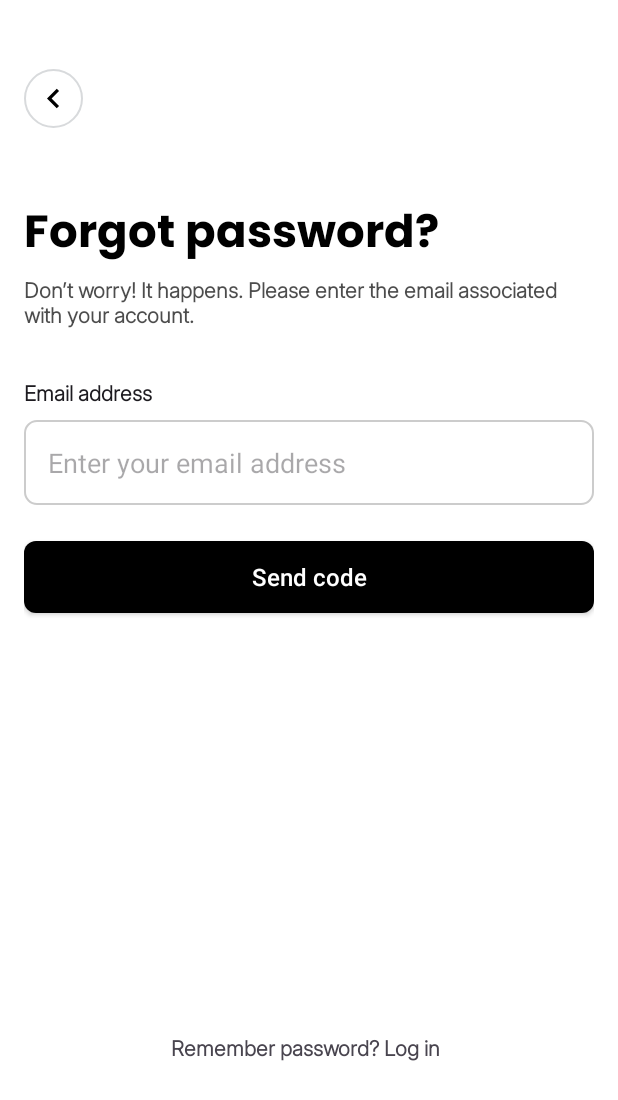
After one commit to kushal-chhetri7/stylista, an Android app: the ForgotPasswordEmail screen opened directly, with no data from a screen before it, on a phone screen of 412 x 824 dp. The commit adds this screen. Shown: the top 1100 px of the screen. Run offline under Robolectric (Android 15) with nearby library versions, the phone set to English and light mode, and no system bars.

Commit message:
UI_ForgotPassword

```diff
--- a/app/src/main/AndroidManifest.xml
+++ b/app/src/main/AndroidManifest.xml
@@ -56,6 +56,10 @@
             android:name=".LoginActivity"
             android:exported="true">
         </activity>
+        <activity
+            android:name=".ForgotPasswordEmail"
+            android:exported="true">
+        </activity>
     </application>
 
 </manifest>
--- /dev/null
+++ b/app/src/main/java/com/kushal/stylista/ForgotPasswordEmail.java
@@ -0,0 +1,45 @@
+package com.kushal.stylista;
+
+import android.content.Intent;
+import android.os.Bundle;
+import android.view.View;
+import android.widget.ImageView;
+import android.widget.TextView;
+
+import androidx.activity.EdgeToEdge;
+import androidx.appcompat.app.AppCompatActivity;
+
+
+public class ForgotPasswordEmail extends AppCompatActivity {
+
+    private ImageView backButton;
+
+    private TextView rememberPasswordText;
+
+    @Override
+    protected void onCreate(Bundle savedInstanceState) {
+        super.onCreate(savedInstanceState);
+        EdgeToEdge.enable(this);
+        setContentView(R.layout.activity_forgotpassword);
+
+
+        backButton = findViewById(R.id.backButton);
+        rememberPasswordText = findViewById(R.id.rememberPasswordText);
+
+
+        backButton.setOnClickListener(new View.OnClickListener() {
+            @Override
+            public void onClick(View v) {
+                Intent intent = new Intent(ForgotPasswordEmail.this, LoginActivity.class);
+                startActivity(intent);
+            }
+        });
+        rememberPasswordText.setOnClickListener(new View.OnClickListener() {
+            @Override
+            public void onClick(View v) {
+                Intent intent = new Intent(ForgotPasswordEmail.this, LoginActivity.class);
+                startActivity(intent);
+            }
+        });
+    }
+}
--- /dev/null
+++ b/app/src/main/res/drawable/button_background.xml
@@ -0,0 +1,3 @@
+<?xml version="1.0" encoding="utf-8"?>
+<shape xmlns:android="http://schemas.android.com/apk/res/android" android:shape="rectangle">
+    <solid android:color="@color/black" />  <corners android:radius="8dp" />  </shape>
--- /dev/null
+++ b/app/src/main/res/drawable/ic_arrow_back.xml
@@ -0,0 +1,9 @@
+<vector xmlns:android="http://schemas.android.com/apk/res/android"
+    android:width="26dp"
+    android:height="26dp"
+    android:viewportWidth="24"
+    android:viewportHeight="24">
+    <path
+        android:fillColor="#000000"
+        android:pathData="M15.41,7.41L10.83,12L15.41,16.59L14,18L8,12L14,6L15.41,7.41Z"/>
+</vector>
--- /dev/null
+++ b/app/src/main/res/drawable/rounded_button_background.xml
@@ -0,0 +1,3 @@
+<?xml version="1.0" encoding="utf-8"?>
+<shape xmlns:android="http://schemas.android.com/apk/res/android" android:shape="rectangle">
+    <solid android:color="@android:color/white" />  <stroke android:color="#D8DADC" android:width="1dp" /><corners android:radius="32px" />  </shape>
--- /dev/null
+++ b/app/src/main/res/layout/activity_forgotpassword.xml
@@ -0,0 +1,112 @@
+<?xml version="1.0" encoding="utf-8"?>
+<androidx.constraintlayout.widget.ConstraintLayout xmlns:android="http://schemas.android.com/apk/res/android"
+    xmlns:app="http://schemas.android.com/apk/res-auto"
+    xmlns:tools="http://schemas.android.com/tools"
+    android:layout_width="match_parent"
+    android:layout_height="match_parent"
+    android:background="@color/white"
+    android:padding="16dp">
+
+    <ImageButton
+        android:id="@+id/backButton"
+        android:layout_width="39dp"
+        android:layout_height="39dp"
+        android:background="@drawable/rounded_button_background"
+        android:contentDescription="@string/back"
+        android:src="@drawable/ic_arrow_back"
+        android:layout_marginTop="30dp"
+        app:layout_constraintStart_toStartOf="parent"
+        app:layout_constraintTop_toTopOf="parent" />
+
+    <TextView
+        android:id="@+id/forgotPasswordTitle"
+        android:layout_width="wrap_content"
+        android:layout_height="wrap_content"
+        android:layout_marginTop="46dp"
+        android:text="@string/forgot_password"
+        android:textAppearance="@style/TextAppearance.AppCompat.Display1"
+        android:textStyle="bold"
+        android:fontFamily="@font/poppins"
+        android:textColor="@color/black"
+        android:textSize="30sp"
+        app:layout_constraintStart_toStartOf="parent"
+        app:layout_constraintTop_toBottomOf="@+id/backButton" />
+
+    <TextView
+        android:id="@+id/forgotPasswordSubtitle"
+        android:layout_width="wrap_content"
+        android:layout_height="wrap_content"
+        android:fontFamily="@font/inter"
+        android:textColor="#B3000000"
+        android:textStyle="bold"
+        android:text="@string/forgot_password_subtitle"
+        android:textAppearance="@style/TextAppearance.AppCompat.Body1"
+        app:layout_constraintStart_toStartOf="parent"
+        app:layout_constraintTop_toBottomOf="@+id/forgotPasswordTitle" />
+
+    <TextView
+        android:id="@+id/emailLabel"
+        android:layout_width="wrap_content"
+        android:layout_height="wrap_content"
+        android:layout_marginTop="32dp"
+        android:text="@string/email"
+        android:fontFamily="@font/inter"
+        android:textStyle="bold"
+        android:textSize="14sp"
+        android:textAppearance="@style/TextAppearance.AppCompat.Body2"
+        app:layout_constraintStart_toStartOf="parent"
+        app:layout_constraintTop_toBottomOf="@+id/forgotPasswordSubtitle" />
+
+    <EditText
+        android:id="@+id/emailEditText"
+        android:layout_width="0dp"
+        android:layout_height="wrap_content"
+        android:layout_marginTop="8dp"
+        android:background="@drawable/edit_text_background"
+        android:hint="@string/enter_your_email_address"
+        android:inputType="textEmailAddress"
+        android:padding="16dp"
+        app:layout_constraintEnd_toEndOf="parent"
+        app:layout_constraintStart_toStartOf="parent"
+        app:layout_constraintTop_toBottomOf="@+id/emailLabel" />
+
+    <androidx.appcompat.widget.AppCompatButton
+        android:id="@+id/sendCodeButton"
+        android:layout_width="0dp"
+        android:layout_height="wrap_content"
+        android:layout_marginTop="24dp"
+        android:background="@drawable/button_background"
+        android:text="@string/send_code"
+        android:textColor="@android:color/white"
+        android:textAllCaps="false"
+        android:textSize="16sp"
+        app:layout_constraintEnd_toEndOf="parent"
+        app:layout_constraintStart_toStartOf="parent"
+        app:layout_constraintTop_toBottomOf="@+id/emailEditText" />
+
+    <TextView
+        android:id="@+id/rememberPasswordText"
+        android:layout_width="wrap_content"
+        android:layout_height="wrap_content"
+        android:layout_marginTop="280dp"
+        android:text="@string/remember_password"
+        app:layout_constraintEnd_toStartOf="@+id/loginLink"
+        app:layout_constraintHorizontal_chainStyle="packed"
+        app:layout_constraintStart_toStartOf="parent"
+        android:textStyle="bold"
+        android:fontFamily="@font/inter"
+        app:layout_constraintTop_toBottomOf="@+id/sendCodeButton" />
+
+    <TextView
+        android:id="@+id/loginLink"
+        android:layout_width="wrap_content"
+        android:layout_height="wrap_content"
+        android:layout_marginStart="4dp"
+        android:textAppearance="@style/TextAppearance.AppCompat.Body2"
+
+        app:layout_constraintBottom_toBottomOf="@+id/rememberPasswordText"
+        app:layout_constraintEnd_toEndOf="parent"
+        app:layout_constraintStart_toEndOf="@+id/rememberPasswordText"
+        app:layout_constraintTop_toTopOf="@+id/rememberPasswordText" />
+
+</androidx.constraintlayout.widget.ConstraintLayout>
--- a/app/src/main/res/layout/activity_login.xml
+++ b/app/src/main/res/layout/activity_login.xml
@@ -71,6 +71,7 @@
     </com.google.android.material.textfield.TextInputLayout>
 
     <TextView
+        android:id="@+id/forgotPassword"
         android:layout_width="wrap_content"
         android:layout_height="wrap_content"
         android:layout_gravity="end"
--- a/app/src/main/res/values/strings.xml
+++ b/app/src/main/res/values/strings.xml
@@ -2,7 +2,7 @@
     <string name="app_name">Stylista</string>
     <string name="login">Log in</string>
     <string name="signup">Sign up</string>
-    <string name="email">Email Address</string>
+    <string name="email">Email address</string>
     <string name="hintEmail">example@gmail.com</string>
     <string name="password">Password</string>
     <string name="hintPassword">must be 8 characters</string>
@@ -19,6 +19,13 @@
     <string name="default_web_client_id">464014514904-h0asp21582a5fld1oe4qlokith9svgqo.apps.googleusercontent.com</string>
     <string name="facebook_client_token">5acb7e7e4dacdbeac939f44544bbec33</string>
     <string name="fb_login_protocol_scheme">fb1668977596911004</string>
+    <string name="back">Back</string>
+    <string name="forgot_password">Forgot password?</string>
+    <string name="forgot_password_subtitle">Don’t worry! It happens. Please enter the email associated with your account.</string>
+    <string name="enter_your_email_address">Enter your email address</string>
+    <string name="send_code">Send code</string>
+    <string name="remember_password">Remember password? Log in</string>
+
 
 
 </resources>
```
Also changed, not shown: app/src/main/java/com/kushal/stylista/LoginActivity.java (+10 -1 lines), app/src/main/res/layout-land/activity_login.xml (deleted, +0 -176 lines).
